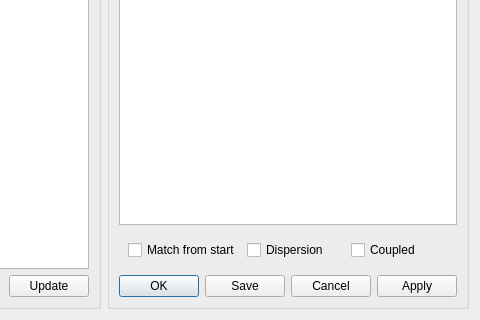
Above: madgui/online/emittance.ui from hibtc/madgui before the change; both pictures show x 270 to 750 and y 130 to 450 of the 750 by 450 pixel window. Below: the same form after it.
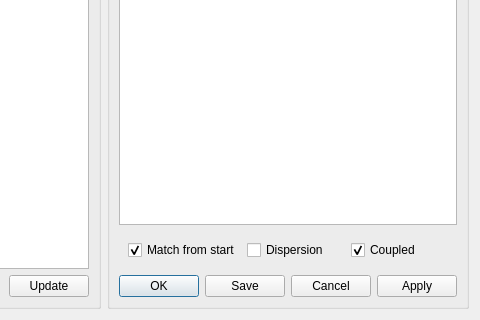
That is the form after the change. Custom widgets are drawn as their Qt base class.

Commit message: Change default options for emittance calculation

What changed in the file:
```diff
--- a/madgui/online/emittance.ui
+++ b/madgui/online/emittance.ui
@@ -67,6 +67,9 @@
            <property name="text">
             <string>Match from start</string>
            </property>
+           <property name="checked">
+            <bool>true</bool>
+           </property>
           </widget>
          </item>
          <item>
@@ -81,6 +84,9 @@
            <property name="text">
             <string>Coupled</string>
            </property>
+           <property name="checked">
+            <bool>true</bool>
+           </property>
           </widget>
          </item>
         </layout>
```
